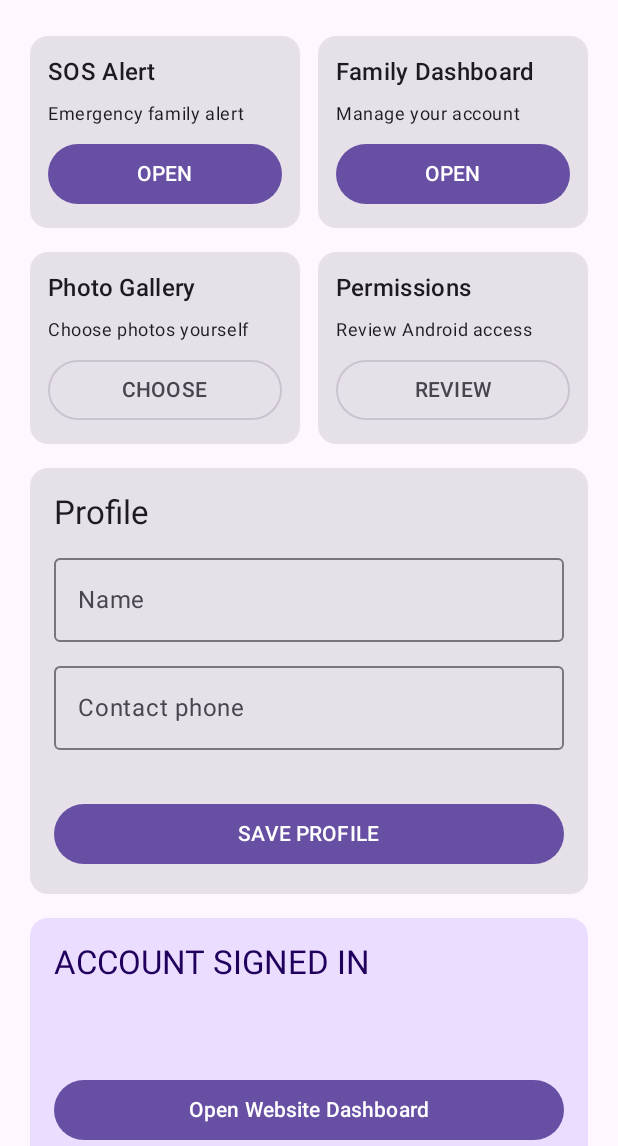
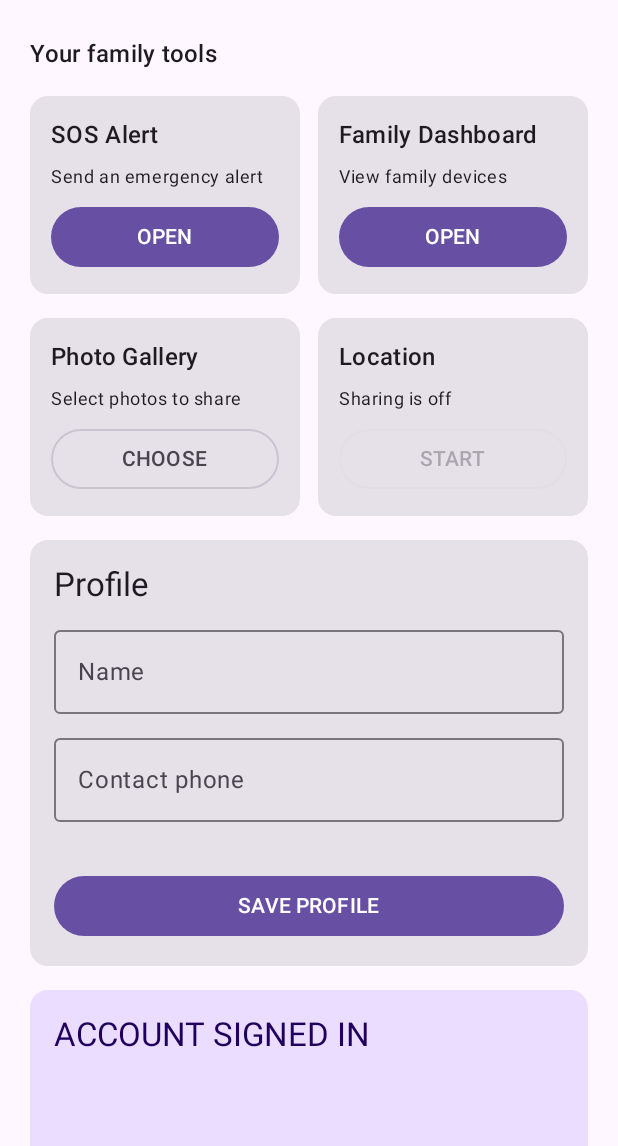
Before and after one commit to princeofworld/PrinceHacker, an Android app built with Jetpack Compose: the composable FamilyGuardDashboard called with empty values, on a phone screen of 412 x 824 dp, the part 90-1236 px from its top. Run offline under Robolectric (Android 15) with nearby library versions, the phone set to English and light mode, and no system bars; 3 statements that could not run were skipped.

Commit message:
Complete PrinceCircle home grid and sequential permission setup UX

```diff
--- a/app/src/main/java/com/princeofworld/familyguard/MainActivity.kt
+++ b/app/src/main/java/com/princeofworld/familyguard/MainActivity.kt
@@ -79,6 +79,7 @@ class MainActivity : ComponentActivity() {
     private var pendingDisclosure by mutableStateOf<String?>(null)
     private var permissionStatusText by mutableStateOf("Checking permissions…")
     private var usageAccessGranted by mutableStateOf(false)
+    private var permissionSetupComplete by mutableStateOf(false)
     private var showDeleteDataDialog by mutableStateOf(false)
     private var familyStatus by mutableStateOf("Sign in to FamilyGuard to create or join a family.")
     private var familyId by mutableStateOf("")
@@ -190,6 +191,7 @@ class MainActivity : ComponentActivity() {
                     usageText = usageText,
                     permissionStatusText = permissionStatusText,
                     usageAccessGranted = usageAccessGranted,
+                    permissionSetupComplete = permissionSetupComplete,
                     familyConsentEnabled = familyConsentEnabled,
                     onSetupPermissions = { beginPermissionSetup() },
                     onUsage = { openUsageAccessSettings() },
@@ -734,6 +736,7 @@ class MainActivity : ComponentActivity() {
             else -> "Pending: enable FamilyGuard in Usage Access settings"
         }
         usageAccessGranted = hasUsageAccess()
+        permissionSetupComplete = hasLocationPermission() && hasNotificationPermission() && (!premium || hasUsageAccess())
         permissionStatusText = "Location: $location\nNotifications: $notifications\nUsage Access: $usage\nBackground location permission: Not requested; sharing uses a user-started foreground service.\nBattery exemption: Not requested (not needed)"
     }
 
@@ -1025,6 +1028,7 @@ private fun FamilyGuardDashboard(
     usageText: String,
     permissionStatusText: String,
     usageAccessGranted: Boolean,
+    permissionSetupComplete: Boolean,
     familyConsentEnabled: Boolean,
     onSetupPermissions: () -> Unit,
     onUsage: () -> Unit,
@@ -1105,35 +1109,36 @@ private fun FamilyGuardDashboard(
                     Text("PrinceCircle", style = MaterialTheme.typography.headlineLarge)
                     TextButton(onClick = { scope.launch { drawerState.open() } }) { Text("☰ Menu") }
                 }
+                Text("Your family tools", style = MaterialTheme.typography.titleMedium)
                 Row(modifier = Modifier.fillMaxWidth(), horizontalArrangement = Arrangement.spacedBy(12.dp)) {
                     Card(modifier = Modifier.weight(1f)) {
-                        Column(Modifier.padding(12.dp), verticalArrangement = Arrangement.spacedBy(8.dp)) {
+                        Column(Modifier.padding(14.dp), verticalArrangement = Arrangement.spacedBy(8.dp)) {
                             Text("SOS Alert", style = MaterialTheme.typography.titleMedium)
-                            Text("Emergency family alert", style = MaterialTheme.typography.bodySmall)
+                            Text("Send an emergency alert", style = MaterialTheme.typography.bodySmall)
                             Button(onClick = onSos, modifier = Modifier.fillMaxWidth()) { Text("OPEN") }
                         }
                     }
                     Card(modifier = Modifier.weight(1f)) {
-                        Column(Modifier.padding(12.dp), verticalArrangement = Arrangement.spacedBy(8.dp)) {
+                        Column(Modifier.padding(14.dp), verticalArrangement = Arrangement.spacedBy(8.dp)) {
                             Text("Family Dashboard", style = MaterialTheme.typography.titleMedium)
-                            Text("Manage your account", style = MaterialTheme.typography.bodySmall)
+                            Text("View family devices", style = MaterialTheme.typography.bodySmall)
                             Button(onClick = onOpenWebsite, modifier = Modifier.fillMaxWidth()) { Text("OPEN") }
                         }
                     }
                 }
                 Row(modifier = Modifier.fillMaxWidth(), horizontalArrangement = Arrangement.spacedBy(12.dp)) {
                     Card(modifier = Modifier.weight(1f)) {
-                        Column(Modifier.padding(12.dp), verticalArrangement = Arrangement.spacedBy(8.dp)) {
+                        Column(Modifier.padding(14.dp), verticalArrangement = Arrangement.spacedBy(8.dp)) {
                             Text("Photo Gallery", style = MaterialTheme.typography.titleMedium)
-                            Text("Choose photos yourself", style = MaterialTheme.typography.bodySmall)
+                            Text("Select photos to share", style = MaterialTheme.typography.bodySmall)
                             OutlinedButton(onClick = onPickPhoto, modifier = Modifier.fillMaxWidth()) { Text("CHOOSE") }
                         }
                     }
                     Card(modifier = Modifier.weight(1f)) {
-                        Column(Modifier.padding(12.dp), verticalArrangement = Arrangement.spacedBy(8.dp)) {
-                            Text("Permissions", style = MaterialTheme.typography.titleMedium)
-                            Text("Review Android access", style = MaterialTheme.typography.bodySmall)
-                            OutlinedButton(onClick = onSetupPermissions, modifier = Modifier.fillMaxWidth()) { Text("REVIEW") }
+                        Column(Modifier.padding(14.dp), verticalArrangement = Arrangement.spacedBy(8.dp)) {
+                            Text("Location", style = MaterialTheme.typography.titleMedium)
+                            Text(if (locationSharingActive) "Sharing is active" else "Sharing is off", style = MaterialTheme.typography.bodySmall)
+                            OutlinedButton(onClick = { if (locationSharingActive) onStopSharing() else onStartSharing() }, enabled = familyConsentEnabled || locationSharingActive, modifier = Modifier.fillMaxWidth()) { Text(if (locationSharingActive) "STOP" else "START") }
                         }
                     }
                 }
@@ -1215,12 +1220,14 @@ private fun FamilyGuardDashboard(
                         }
                     }
                 }
-                Card(modifier = Modifier.fillMaxWidth()) {
-                    Column(Modifier.padding(16.dp), verticalArrangement = Arrangement.spacedBy(10.dp)) {
-                        Text("Permissions & Privacy", style = MaterialTheme.typography.titleLarge)
-                        Text("Review each Android permission prompt. Location sharing remains off until family consent is enabled and you explicitly start sharing.")
-                        Text(permissionStatusText, style = MaterialTheme.typography.bodyMedium)
-                        Button(onClick = onSetupPermissions, modifier = Modifier.fillMaxWidth()) { Text("GRANT ALL PERMISSIONS") }
+                if (!permissionSetupComplete) {
+                    Card(modifier = Modifier.fillMaxWidth()) {
+                        Column(Modifier.padding(16.dp), verticalArrangement = Arrangement.spacedBy(10.dp)) {
+                            Text("Permissions & Privacy", style = MaterialTheme.typography.titleLarge)
+                            Text("Grant each Android permission in sequence. Android will show its own prompt or Settings screen; location sharing stays off until you separately enable consent and start a session.")
+                            Text(permissionStatusText, style = MaterialTheme.typography.bodyMedium)
+                            Button(onClick = onSetupPermissions, modifier = Modifier.fillMaxWidth()) { Text("GRANT ALL PERMISSIONS") }
+                        }
                     }
                 }
                 Text("FamilyGuard location sharing is visible, consent-based and revocable. SOS and account settings are available from the menu.", style = MaterialTheme.typography.bodySmall)
```
